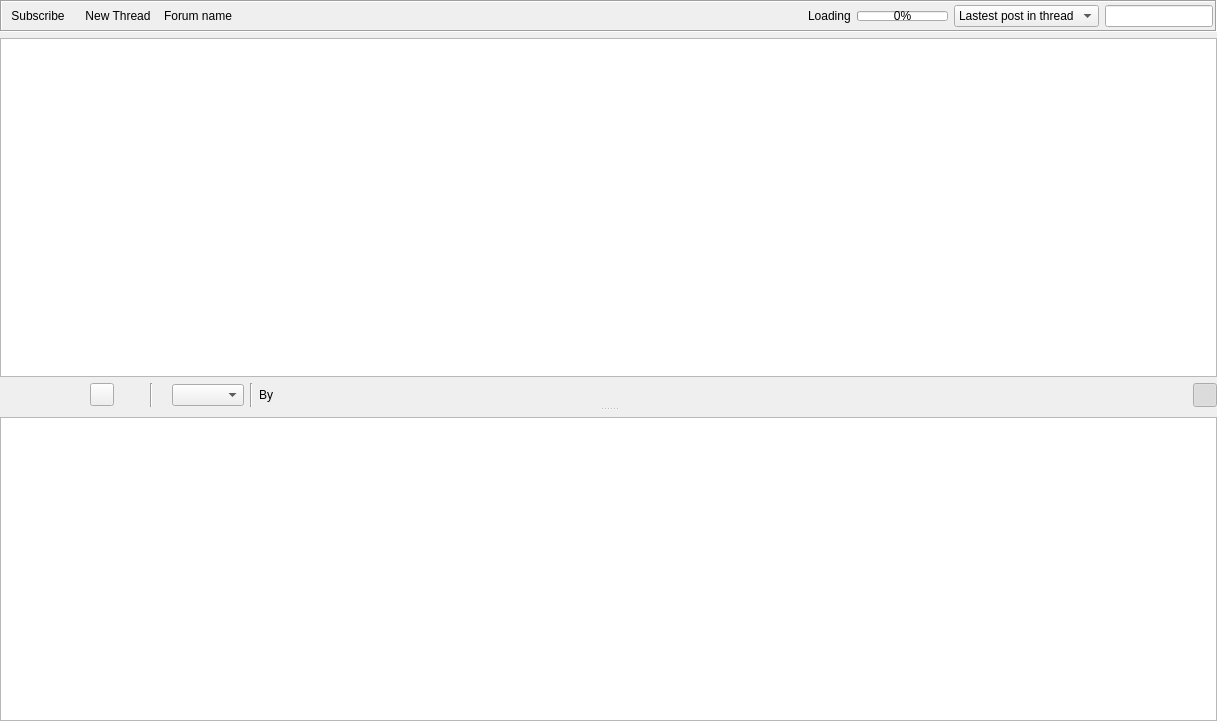
Qt form retroshare-gui/src/gui/gxsforums/GxsForumThreadWidget.ui (RetroShare/RetroShare) before a commit.
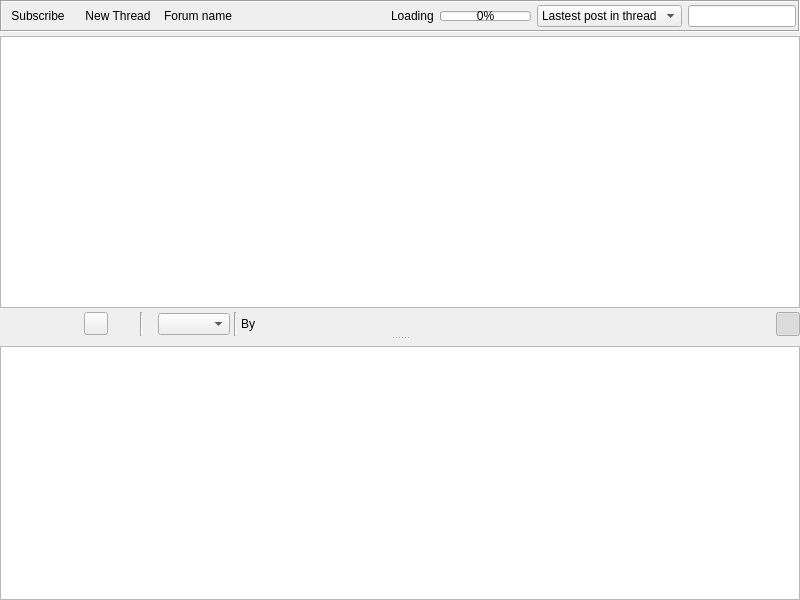
The same form after that commit. Icons and pictures are not drawn. Custom widgets are drawn as their Qt base class.

Commit message:
Improved Subscribe Button look and feel
* Improved Subscribe Button look and feel with stylsheet
* Removed icons from Subscribe button
* Subcribe button hided on posted too when subscribed

The edit to the form file:
```diff
--- a/retroshare-gui/src/gui/gxsforums/GxsForumThreadWidget.ui
+++ b/retroshare-gui/src/gui/gxsforums/GxsForumThreadWidget.ui
@@ -6,8 +6,8 @@
    <rect>
     <x>0</x>
     <y>0</y>
-    <width>1217</width>
-    <height>721</height>
+    <width>800</width>
+    <height>600</height>
    </rect>
   </property>
   <property name="windowTitle">
@@ -33,6 +33,9 @@
      </property>
      <widget class="QWidget" name="topWidget">
       <layout class="QVBoxLayout" name="topVLayout">
+       <property name="spacing">
+        <number>4</number>
+       </property>
        <item>
         <widget class="QFrame" name="toolBarFrame">
          <property name="minimumSize">
@@ -476,6 +479,9 @@
      </widget>
      <widget class="QWidget" name="bottomWidget">
       <layout class="QVBoxLayout" name="bottomVLayout">
+       <property name="spacing">
+        <number>6</number>
+       </property>
        <item>
         <widget class="RSImageBlockWidget" name="imageBlockWidget" native="true">
          <property name="sizePolicy">
@@ -515,6 +521,11 @@
   </action>
  </widget>
  <customwidgets>
+  <customwidget>
+   <class>SubscribeToolButton</class>
+   <extends>QToolButton</extends>
+   <header>gui/common/SubscribeToolButton.h</header>
+  </customwidget>
   <customwidget>
    <class>GxsIdLabel</class>
    <extends>QLabel</extends>
@@ -525,11 +536,6 @@
    <extends>QLineEdit</extends>
    <header location="global">gui/common/LineEditClear.h</header>
   </customwidget>
-  <customwidget>
-   <class>SubscribeToolButton</class>
-   <extends>QToolButton</extends>
-   <header>gui/common/SubscribeToolButton.h</header>
-  </customwidget>
   <customwidget>
    <class>RSTextBrowser</class>
    <extends>QTextBrowser</extends>
```
Left out of the diff: 5 changed lines with no effect on the pictures. The commit also changes 4 other files.
